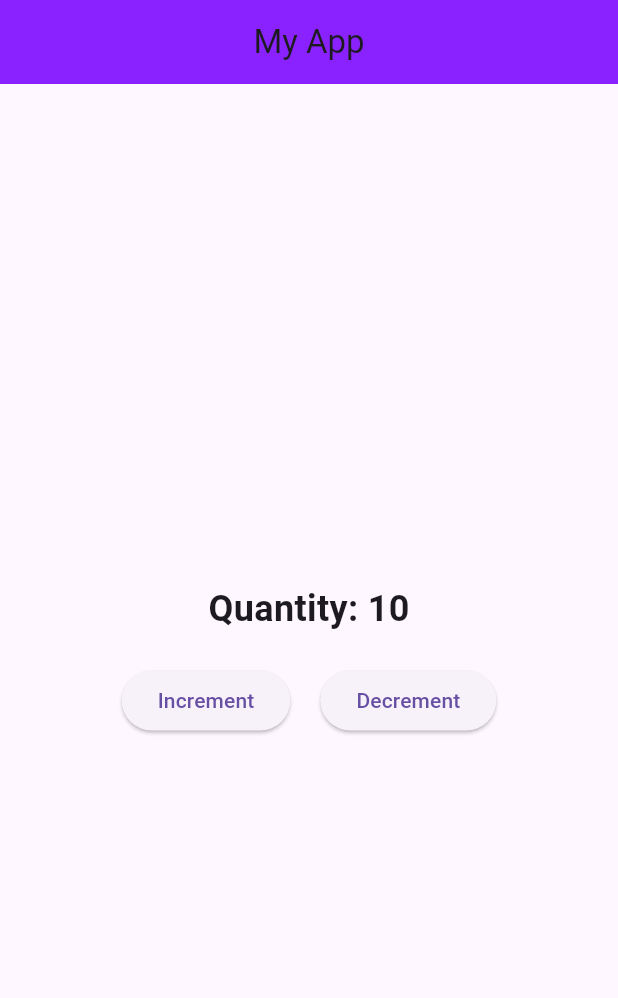
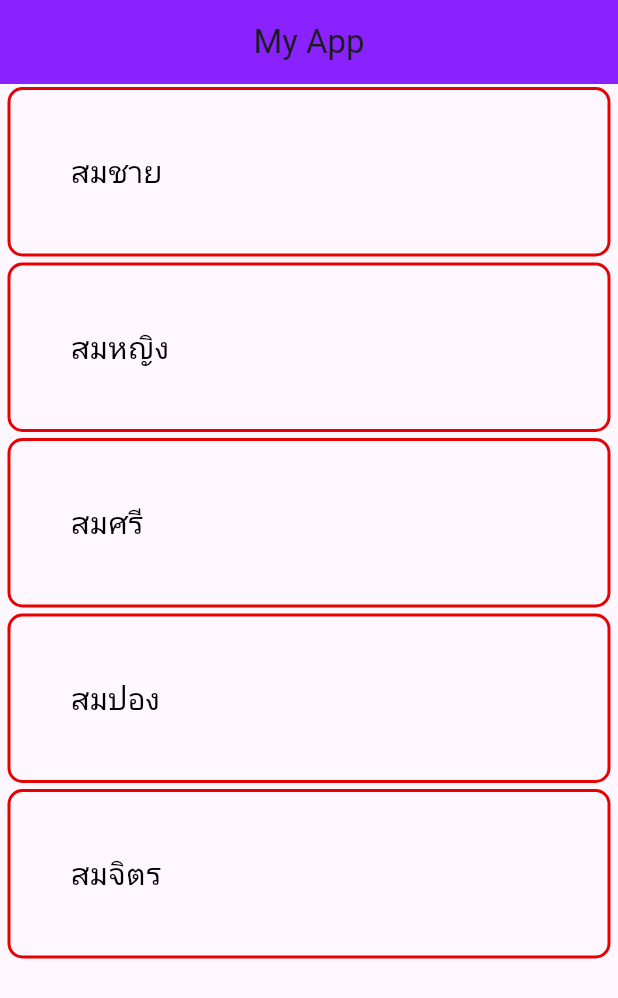
Before and after one commit to BeamSupakit/learn_flutter_67_1, a Flutter app: the screen it shows after launch, on a phone screen of 412 x 824 dp. Shown: the top 998 px of the screen. Run offline on Flutter 3.47's test engine with Material 3 defaults, Android fonts, the phone set to English and light mode, and no system bars.

Commit message:
Step 9 ListView widget

```diff
--- a/lib/screen/item.dart
+++ b/lib/screen/item.dart
@@ -8,47 +8,32 @@ class Item extends StatefulWidget {
 }
 
 class _ItemState extends State<Item> {
-  int quantity = 10;
-
-  void IncrementQuantity() {
-    setState(() {
-      quantity++;
-    });
-  }
-
-  void decrementQuantity() {
-    setState(() {
-      quantity = quantity > 0 ? quantity - 1 : 0;
-    });
-  }
+  List data = ["สมชาย", "สมหญิง", "สมศรี", "สมปอง", "สมจิตร"];
 
   @override
   Widget build(BuildContext context) {
-    return Center(
-      child: Column(
-        mainAxisAlignment: MainAxisAlignment.center,
-        children: [
-          Text(
-            "Quantity: $quantity",
-            style: const TextStyle(fontSize: 24, fontWeight: FontWeight.bold),
+    return ListView.builder(
+      itemCount: data.length,
+      itemBuilder: (context, index) {
+        return Container(
+          decoration: BoxDecoration(
+            border: Border.all(
+              color: const Color.fromARGB(255, 231, 2, 2),
+              width: 2,
+            ),
+            borderRadius: BorderRadius.circular(10),
           ),
-          const SizedBox(height: 20),
-          Row(
-            mainAxisAlignment: MainAxisAlignment.center,
-            children: [
-              ElevatedButton(
-                onPressed: IncrementQuantity,
-                child: const Text("Increment"),
-              ),
-              const SizedBox(width: 20),
-              ElevatedButton(
-                onPressed: decrementQuantity,
-                child: const Text("Decrement"),
-              ),
-            ],
+          margin: EdgeInsets.symmetric(vertical: 2, horizontal: 5),
+          padding: EdgeInsets.all(40),
+          child: Text(
+            data[index],
+            style: TextStyle(
+              fontSize: 20,
+              color: const Color.fromARGB(255, 0, 0, 0),
+            ),
           ),
-        ],
-      ),
+        );
+      },
     );
   }
 }
```
